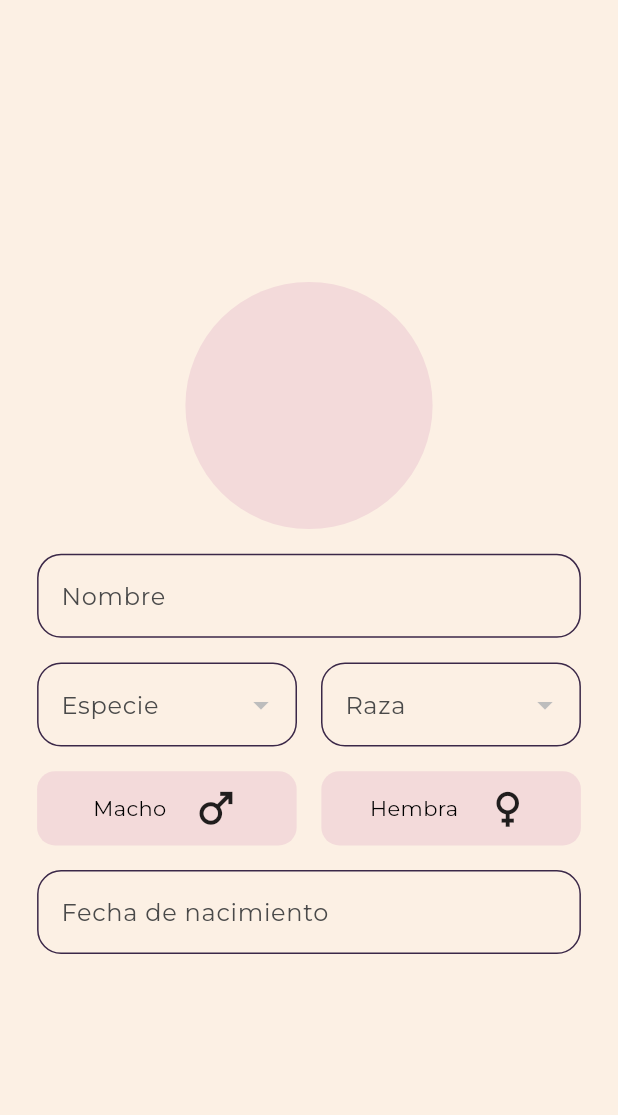
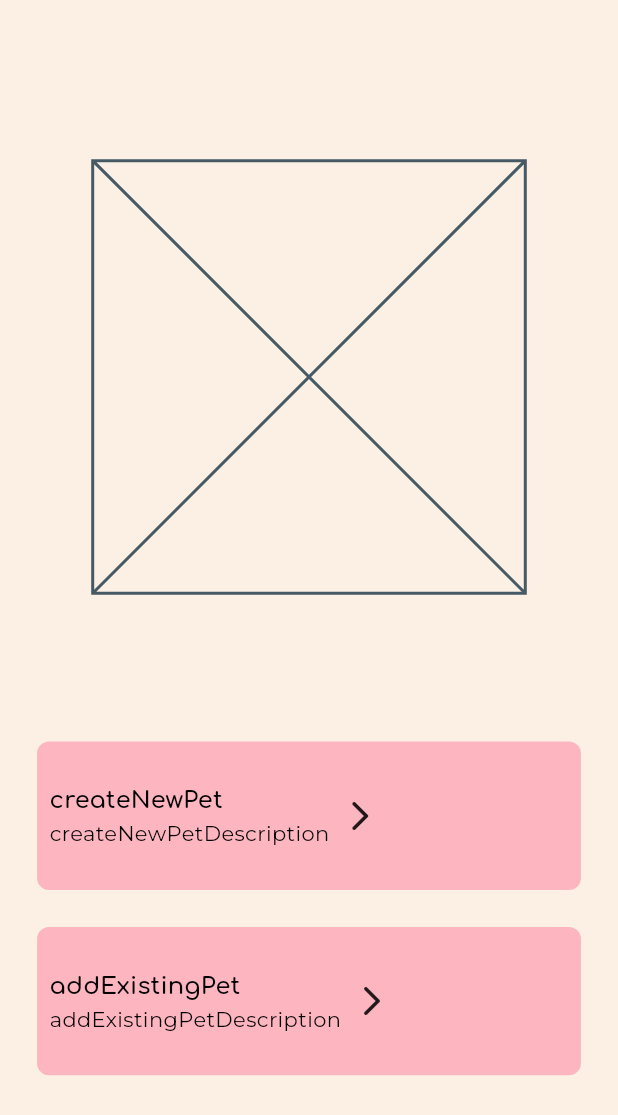
Before and after one commit to PettoORG/petto, a Flutter app: the screen it shows after launch, after a tap on "skip", after a tap on "signIn", on a phone screen of 412 x 824 dp. Shown: the top 1115 px of the screen. Run offline on Flutter 3.47's test engine with Material 3 defaults, Android fonts, the phone set to English and light mode, and no system bars; drawn by our look-alikes of flutter_form_builder; our stand-ins replace cloud_firestore, cloud_functions, dartz, easy_localization, firebase_auth, firebase_core and 11 more; accounts and stored records are empty; generated files the repository leaves out were written again.

Commit message:
create or import pet screen impl

```diff
--- a/assets/lang/es.json
+++ b/assets/lang/es.json
@@ -1,7 +1,11 @@
 {
+  "addExistingPet": "Agregar mascota existente",
+  "addExistingPetDescription": "Asocia una mascota que ya fue registrada por ti o por alguien más desde otro dispositivo.",
   "alreadyHaveAccount": "¿Ya tienes una cuenta?",
   "back": "Atrás",
   "confirmPassword": "Confirmar contraseña",
+  "createNewPet": "Crear mascota nueva",
+  "createNewPetDescription": "Registra por primera vez los datos de tu mascota y comienza a llevar su control.",
   "email": "Correo electrónico",
   "error": {
     "cancelledByUser": "La operación fue cancelada por el usuario.",
--- a/lib/app/router/app_router.dart
+++ b/lib/app/router/app_router.dart
@@ -4,7 +4,8 @@ import 'package:petto/auth/presentation/screens/sign_in_screen.dart';
 import 'package:petto/auth/presentation/screens/sign_up_screen.dart';
 import 'package:petto/home/presentation/home_screen.dart';
 import 'package:petto/onboarding/presentation/screens/onboarding_screen.dart';
-import 'package:petto/pets/presentation/screens/pet_register_screen.dart'; // 1️⃣ importa SignUpScreen
+import 'package:petto/pets/presentation/screens/create_or_import_pet_screen.dart';
+import 'package:petto/pets/presentation/screens/pet_register_screen.dart';
 
 part 'app_router.g.dart';
 
@@ -14,6 +15,15 @@ final GoRouter appRouter = GoRouter(
   debugLogDiagnostics: true,
   routes: $appRoutes,
 );
+
+@TypedGoRoute<CreateOrImportPetRoute>(
+  path: '/createorimportpet',
+)
+class CreateOrImportPetRoute extends GoRouteData {
+  const CreateOrImportPetRoute();
+  @override
+  Widget build(BuildContext context, GoRouterState state) => const CreateOrImportPetScreen();
+}
 
 @TypedGoRoute<PetRegisterRoute>(
   path: '/petregister',
--- a/lib/app/theme/app_theme.dart
+++ b/lib/app/theme/app_theme.dart
@@ -31,10 +31,6 @@ class AppTheme {
         onSurface: AppThemeColor.onSurface,
         onSurfaceVariant: AppThemeColor.onSurfaceVariant,
       ),
-      dividerTheme: DividerThemeData(
-        color: AppThemeColor.tertiaryContainer,
-      ),
-      dividerColor: AppThemeColor.tertiaryContainer,
       elevatedButtonTheme: ElevatedButtonThemeData(
         style: ElevatedButton.styleFrom(
           backgroundColor: AppThemeColor.primary,
@@ -44,34 +40,21 @@ class AppTheme {
       inputDecorationTheme: InputDecorationTheme(
         enabledBorder: OutlineInputBorder(
           borderRadius: BorderRadius.all(AppThemeRadius.large),
-          borderSide: BorderSide(color: AppThemeColor.tertiaryContainer),
         ),
         border: OutlineInputBorder(
           borderRadius: BorderRadius.all(AppThemeRadius.large),
-          borderSide: BorderSide(
-            color: AppThemeColor.tertiary,
-            width: 2,
-          ),
         ),
         focusedBorder: OutlineInputBorder(
           borderRadius: BorderRadius.all(AppThemeRadius.large),
-          borderSide: BorderSide(
-            color: AppThemeColor.tertiary,
-            width: 2,
-          ),
         ),
         disabledBorder: OutlineInputBorder(
           borderRadius: BorderRadius.all(AppThemeRadius.large),
-          borderSide: BorderSide(
-            color: AppThemeColor.tertiaryContainer,
-            width: 2,
-          ),
         ),
       ),
       textTheme: TextTheme(
-        titleLarge: TextStyle(fontFamily: 'Comfortaa'),
-        titleMedium: TextStyle(fontFamily: 'Comfortaa'),
-        titleSmall: TextStyle(fontFamily: 'Comfortaa'),
+        titleLarge: TextStyle(fontFamily: 'Comfortaa', fontWeight: FontWeight.w600),
+        titleMedium: TextStyle(fontFamily: 'Comfortaa', fontWeight: FontWeight.w600),
+        titleSmall: TextStyle(fontFamily: 'Comfortaa', fontWeight: FontWeight.w600),
       ));
 
   static ThemeData dark() => ThemeData(
--- a/lib/app/theme/app_theme_color.dart
+++ b/lib/app/theme/app_theme_color.dart
@@ -4,19 +4,19 @@ class AppThemeColor {
   // Primary colors
   static const Color primary = Color(0xffff6b81);
   static const Color onPrimary = Color(0xffffffff);
-  static const Color primaryContainer = Color.fromARGB(255, 243, 218, 218);
+  static const Color primaryContainer = Color.fromARGB(255, 253, 181, 192);
   static const Color onPrimaryContainer = Color(0xff000000);
 
   // Secondary colors
-  static const Color secondary = Color(0xffB3E4FB);
+  static const Color secondary = Color(0xFFDC9797);
   static const Color onSecondary = Color(0xff000000);
-  static const Color secondaryContainer = Color(0xffE1F3FD);
+  static const Color secondaryContainer = Color(0xfff6e4e4);
   static const Color onSecondaryContainer = Color(0xff000000);
 
   // Tertiary colors
-  static const Color tertiary = Color(0xff180727);
+  static const Color tertiary = Color(0xfffdca6e);
   static const Color onTertiary = Color(0xffffffff);
-  static const Color tertiaryContainer = Color(0xff3B2848);
+  static const Color tertiaryContainer = Color(0xFFFEEFD3);
   static const Color onTertiaryContainer = Color(0xffffffff);
 
   // Surface colors
--- a/lib/auth/presentation/screens/sign_in_screen.dart
+++ b/lib/auth/presentation/screens/sign_in_screen.dart
@@ -48,7 +48,7 @@ class SignInScreen extends StatelessWidget {
                       decoration: InputDecoration(labelText: 'password'.tr()),
                     ),
                     ElevatedButton(
-                      onPressed: () => const PetRegisterRoute().go(context),
+                      onPressed: () => const CreateOrImportPetRoute().go(context),
                       child: Text('signIn'.tr()),
                     ),
                     Row(
--- /dev/null
+++ b/lib/pets/presentation/screens/create_or_import_pet_screen.dart
@@ -0,0 +1,110 @@
+import 'package:easy_localization/easy_localization.dart';
+import 'package:flutter/material.dart';
+import 'package:petto/app/router/app_router.dart';
+import 'package:petto/app/theme/app_theme_sizes.dart';
+
+class CreateOrImportPetScreen extends StatelessWidget {
+  const CreateOrImportPetScreen({super.key});
+
+  @override
+  Widget build(BuildContext context) {
+    final Size size = MediaQuery.of(context).size;
+    final ColorScheme colorScheme = Theme.of(context).colorScheme;
+    final TextTheme textTheme = Theme.of(context).textTheme;
+
+    final placeholderSize = size.height * .35;
+
+    return Scaffold(
+        body: Padding(
+      padding: EdgeInsets.symmetric(horizontal: size.width * AppThemeSpacing.medium),
+      child: Column(
+        mainAxisAlignment: MainAxisAlignment.center,
+        spacing: size.width * AppThemeSpacing.medium,
+        children: [
+          SizedBox(
+            width: placeholderSize,
+            height: placeholderSize,
+            child: Placeholder(),
+          ),
+          SizedBox(height: size.height * AppThemeSpacing.medium),
+          InkWell(
+            onTap: () => PetRegisterRoute().push(context),
+            borderRadius: BorderRadius.all(AppThemeRadius.small),
+            child: Ink(
+              height: size.height * .12,
+              padding: EdgeInsets.all(size.height * AppThemeSpacing.tiny),
+              decoration: BoxDecoration(
+                color: colorScheme.primaryContainer,
+                borderRadius: BorderRadius.all(AppThemeRadius.small),
+              ),
+              child: Center(
+                child: Row(
+                  mainAxisSize: MainAxisSize.max,
+                  crossAxisAlignment: CrossAxisAlignment.center,
+                  children: [
+                    Flexible(
+                      child: Column(
+                        mainAxisAlignment: MainAxisAlignment.center,
+                        crossAxisAlignment: CrossAxisAlignment.start,
+                        children: [
+                          Text(
+                            'createNewPet'.tr(),
+                            style: textTheme.titleMedium,
+                          ),
+                          Text(
+                            'createNewPetDescription'.tr(),
+                            maxLines: 3,
+                          ),
+                        ],
+                      ),
+                    ),
+                    SizedBox(width: size.width * AppThemeSpacing.extraSmall),
+                    Icon(Icons.arrow_forward_ios_rounded),
+                  ],
+                ),
+              ),
+            ),
+          ),
+          InkWell(
+            onTap: () {},
+            borderRadius: BorderRadius.all(AppThemeRadius.small),
+            child: Ink(
+              height: size.height * .12,
+              padding: EdgeInsets.all(size.height * AppThemeSpacing.tiny),
+              decoration: BoxDecoration(
+                color: colorScheme.primaryContainer,
+                borderRadius: BorderRadius.all(AppThemeRadius.small),
+              ),
+              child: Center(
+                child: Row(
+                  mainAxisSize: MainAxisSize.max,
+                  crossAxisAlignment: CrossAxisAlignment.center,
+                  children: [
+                    Flexible(
+                      child: Column(
+                        mainAxisAlignment: MainAxisAlignment.center,
+                        crossAxisAlignment: CrossAxisAlignment.start,
+                        children: [
+                          Text(
+                            'addExistingPet'.tr(),
+                            style: textTheme.titleMedium,
+                          ),
+                          Text(
+                            'addExistingPetDescription'.tr(),
+                            maxLines: 3,
+                          )
+                        ],
+                      ),
+                    ),
+                    SizedBox(width: size.width * AppThemeSpacing.extraSmall),
+                    Icon(Icons.arrow_forward_ios_rounded)
+                  ],
+                ),
+              ),
+            ),
+          )
+        ],
+      ),
+    ));
+  }
+}
```
Also changed, not shown: lib/app/router/app_router.g.dart.
